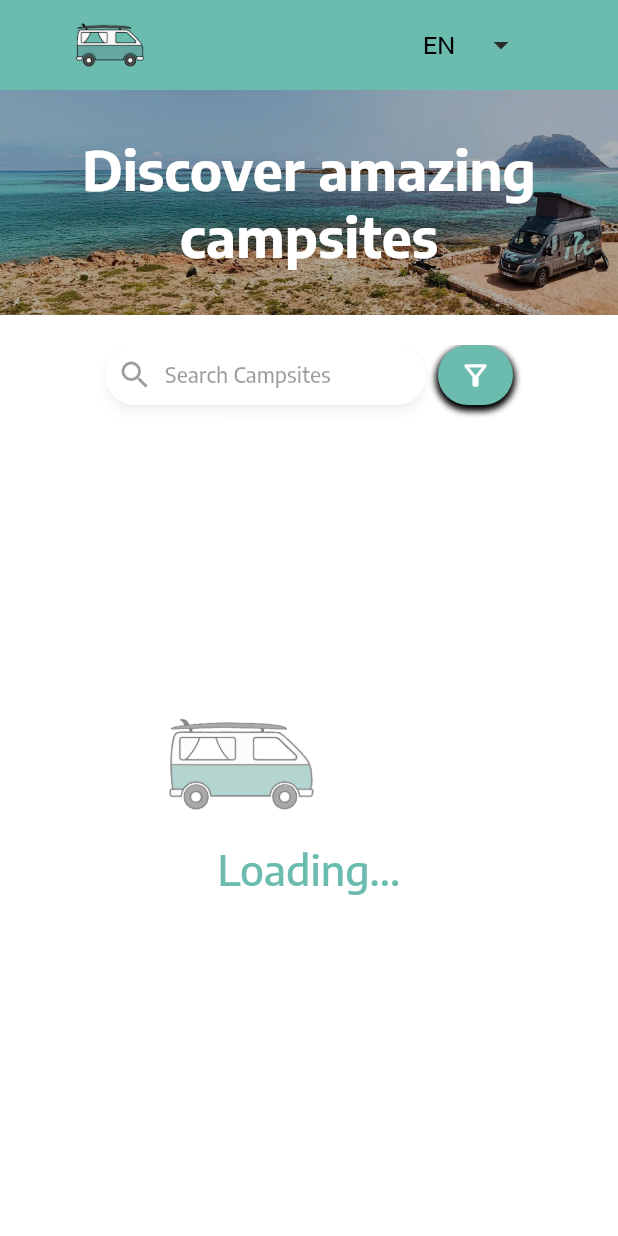
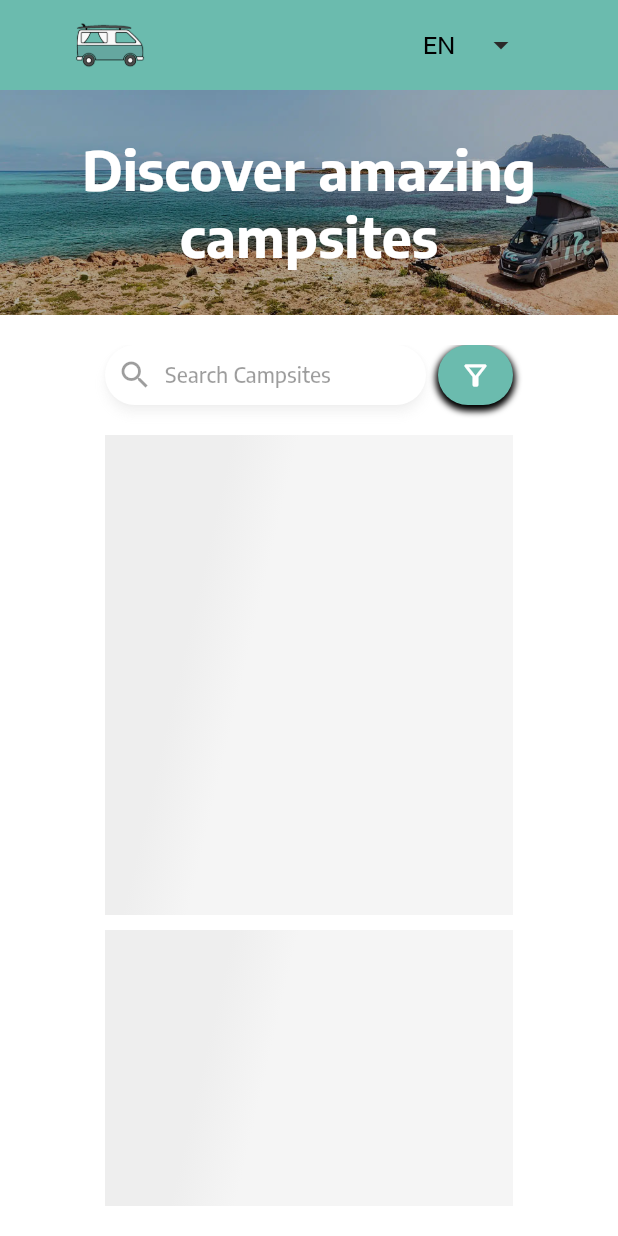
Before and after one commit to mokaily/roadsurferdemo, a Flutter app: the screen it shows after launch, after a tap on "Search Campsites", on a phone screen of 412 x 824 dp. Run offline on Flutter 3.47's test engine with Material 3 defaults, Android fonts, the phone set to English and light mode, and no system bars; our stand-ins replace dio, equatable, flutter_map, flutter_riverpod, freezed_annotation, latlong2; network calls fail.

Commit message:
enhance ui on main page

```diff
--- /dev/null
+++ b/lib/core/widgets/shimmer_loading_widget.dart
@@ -0,0 +1,53 @@
+import 'package:flutter/material.dart';
+
+class ShimmerLoading extends StatefulWidget {
+  const ShimmerLoading({
+    super.key,
+    required this.child,
+  });
+
+  final Widget child;
+
+  @override
+  State<ShimmerLoading> createState() => _ShimmerLoadingState();
+}
+
+class _ShimmerLoadingState extends State<ShimmerLoading> with SingleTickerProviderStateMixin {
+  late AnimationController _controller;
+
+  @override
+  void initState() {
+    _controller = AnimationController(
+      vsync: this,
+      duration: const Duration(seconds: 1),
+    )..repeat();
+    super.initState();
+  }
+
+  @override
+  void dispose() {
+    _controller.dispose();
+    super.dispose();
+  }
+
+  @override
+  Widget build(BuildContext context) {
+    return AnimatedBuilder(
+      animation: _controller,
+      builder: (context, child) {
+        return ShaderMask(
+          shaderCallback: (bounds) {
+            return LinearGradient(
+              colors: [Colors.grey.shade200, Colors.grey.shade200, Colors.grey.shade100],
+              stops: const [0.1, 0.3, 0.4],
+              begin: Alignment(-1.0 - 2.0 * _controller.value, -0.3),
+              end: Alignment(1.0 + 2.0 * _controller.value, 0.3),
+            ).createShader(bounds);
+          },
+          blendMode: BlendMode.srcATop,
+          child: widget.child,
+        );
+      },
+    );
+  }
+}
--- a/lib/features/campsites/domain/entities/campsite_params.dart
+++ b/lib/features/campsites/domain/entities/campsite_params.dart
@@ -3,7 +3,7 @@ import 'package:equatable/equatable.dart';
 class CampsiteParams extends Equatable {
   final String id;
   final String label;
-  String? address;
+  String address;
   final String photo;
   final double latitude;
   final double longitude;
@@ -22,7 +22,7 @@ class CampsiteParams extends Equatable {
     required this.isCampFireAllowed,
     required this.pricePerNight,
     required this.hostLanguages,
-    this.address,
+    this.address = "",
   });
 
   @override
--- a/lib/features/campsites/presentation/pages/campsites_page.dart
+++ b/lib/features/campsites/presentation/pages/campsites_page.dart
@@ -1,18 +1,19 @@
 import 'package:flutter/material.dart';
 import 'package:flutter_riverpod/flutter_riverpod.dart';
+import 'package:roadsurferdemo/core/notifiers/screen_size_notifier.dart';
+import 'package:roadsurferdemo/core/providers/screen_size_provider.dart';
+import 'package:roadsurferdemo/core/widgets/app_bar_widget.dart';
+import 'package:roadsurferdemo/core/widgets/max_width_wrapper_widget.dart';
 import 'package:roadsurferdemo/dependency_injection.dart';
+import 'package:roadsurferdemo/features/campsites/domain/entities/campsite_params.dart';
+import 'package:roadsurferdemo/features/campsites/presentation/providers/state/campsite_state.dart';
 import 'package:roadsurferdemo/features/campsites/presentation/widgets/camp_card/campsites_cards_widget.dart';
-import '../../../../core/notifiers/screen_size_notifier.dart';
-import '../../../../core/providers/screen_size_provider.dart';
-import '../../../../core/widgets/app_bar_widget.dart';
-import '../../../../core/widgets/max_width_wrapper_widget.dart';
-import '../../domain/entities/campsite_params.dart';
-import '../providers/state/campsite_state.dart';
-import '../widgets/filter_widget.dart';
-import '../widgets/header_widget.dart';
-import '../widgets/loading_widget.dart';
-import '../widgets/search_widget.dart';
-import '../widgets/subheader_widget.dart';
+import 'package:roadsurferdemo/features/campsites/presentation/widgets/filter_widget.dart';
+import 'package:roadsurferdemo/features/campsites/presentation/widgets/header_widget.dart';
+import 'package:roadsurferdemo/features/campsites/presentation/widgets/loading_widget.dart';
+import 'package:roadsurferdemo/features/campsites/presentation/widgets/no_data_widget.dart';
+import 'package:roadsurferdemo/features/campsites/presentation/widgets/search_widget.dart';
+import 'package:roadsurferdemo/features/campsites/presentation/widgets/subheader_widget.dart';
 
 class CampsitesPage extends ConsumerStatefulWidget {
   const CampsitesPage({super.key});
@@ -42,16 +43,37 @@ class _CampsitesPageState extends ConsumerState<CampsitesPage> {
     ref.watch(campsiteNotifierProvider);
 
     ref.listen(campsiteNotifierProvider.select((value) => value), ((previous, next) async {
-      if (next is LoadingState) {
+      if (next is LoadingState || next is SearchLoadingState || next is FilterLoadingState) {
         setState(() {
           isLoading = true;
+        });
+      }
+      if (next is FilterResultState) {
+        setState(() {
+          isLoading = false;
+          isNoData = next.campsites.isEmpty;
+          campsites = next.campsites;
+        });
+      }
+      if (next is SearchSuccessState) {
+        setState(() {
+          isLoading = false;
+          isNoData = next.campsites.isEmpty;
+          campsites = next.campsites;
         });
       }
       if (next is SuccessState) {
         setState(() {
           isLoading = false;
-          isNoData = next.campsites!.isEmpty;
-          campsites = next.campsites!;
+          isNoData = next.campsites.isEmpty;
+          campsites = next.campsites;
+        });
+      }
+      if (next is SuccessState) {
+        setState(() {
+          isLoading = false;
+          isNoData = next.campsites.isEmpty;
+          campsites = next.campsites;
         });
       }
     }));
@@ -70,6 +92,8 @@ class _CampsitesPageState extends ConsumerState<CampsitesPage> {
                 child: Padding(
                   padding: const EdgeInsets.symmetric(horizontal: 50, vertical: 20),
                   child: Row(
+                    mainAxisAlignment: MainAxisAlignment.start,
+                    crossAxisAlignment: CrossAxisAlignment.start,
                     children: [
                       if (sizeProvider.isDesktop) const SizedBox(width: 300, child: FiltersScreen()),
                       Expanded(
@@ -85,8 +109,8 @@ class _CampsitesPageState extends ConsumerState<CampsitesPage> {
                               delegate: _StickySearchFilterBar(),
                             ),
                             if (isLoading) const LoadingWidget(),
-                            if (isNoData && !isLoading) const LoadingWidget(),
-                            if (!isNoData && !isLoading) CampGridViewWidget(campsite: campsites),
+                            if (!isLoading && isNoData) const NoDataWidget(),
+                            if (!isLoading && !isNoData) CampGridViewWidget(campsite: campsites),
                           ],
                         ),
                       ),
--- a/lib/features/campsites/presentation/providers/state/campsite_state.dart
+++ b/lib/features/campsites/presentation/providers/state/campsite_state.dart
@@ -1,5 +1,4 @@
 import 'package:freezed_annotation/freezed_annotation.dart';
-
 import '../../../domain/entities/campsite_params.dart';
 
 part 'campsite_state.freezed.dart';
@@ -8,9 +7,23 @@ part 'campsite_state.freezed.dart';
 abstract class CampsiteState with _$CampsiteState {
   const factory CampsiteState.initial() = Initial;
 
+  const factory CampsiteState.loading() = LoadingState;
+
   const factory CampsiteState.error(String error) = ErrorState;
 
-  const factory CampsiteState.loading() = LoadingState;
+  const factory CampsiteState.success({
+    required List<CampsiteParams> campsites,
+  }) = SuccessState;
 
-  const factory CampsiteState.success({required List<CampsiteParams>? campsites}) = SuccessState;
+  const factory CampsiteState.searchLoading() = SearchLoadingState;
+
+  const factory CampsiteState.searchResult({
+    required List<CampsiteParams> campsites,
+  }) = SearchSuccessState;
+
+  const factory CampsiteState.filterLoading() = FilterLoadingState;
+
+  const factory CampsiteState.filterResult({
+    required List<CampsiteParams> campsites,
+  }) = FilterResultState;
 }
--- a/lib/features/campsites/presentation/widgets/camp_card/camp_features_widget.dart
+++ b/lib/features/campsites/presentation/widgets/camp_card/camp_features_widget.dart
@@ -1,6 +1,5 @@
 import 'package:flutter/material.dart';
 import 'package:roadsurferdemo/core/themes/themes.dart';
-
 
 class CampFeaturesWidget extends StatelessWidget {
   final String feature;
@@ -12,8 +11,7 @@ class CampFeaturesWidget extends StatelessWidget {
   Widget build(BuildContext context) {
     final theme = Themes(baseContext: context);
 
-    return Flexible(
-      child: Row(
+    return Row(
       mainAxisSize: MainAxisSize.min,
       children: [
         Image.asset(
@@ -24,7 +22,6 @@ class CampFeaturesWidget extends StatelessWidget {
         const SizedBox(width: 5),
         Text(feature)
       ],
-      ),
     );
   }
 }
--- a/lib/features/campsites/presentation/widgets/camp_card/campsites_cards_widget.dart
+++ b/lib/features/campsites/presentation/widgets/camp_card/campsites_cards_widget.dart
@@ -13,7 +13,7 @@ class CampGridViewWidget extends ConsumerWidget {
       padding: const EdgeInsets.all(20),
       sliver: SliverGrid(
         gridDelegate: const SliverGridDelegateWithMaxCrossAxisExtent(
-          maxCrossAxisExtent: 500,
+          maxCrossAxisExtent: 350,
           mainAxisExtent: 320,
           crossAxisSpacing: 10,
           mainAxisSpacing: 10,
--- a/lib/features/campsites/presentation/widgets/loading_widget.dart
+++ b/lib/features/campsites/presentation/widgets/loading_widget.dart
@@ -1,72 +1,34 @@
 import 'package:flutter/material.dart';
+import 'package:flutter_riverpod/flutter_riverpod.dart';
+import 'package:roadsurferdemo/core/widgets/shimmer_loading_widget.dart';
 
-class LoadingWidget extends StatefulWidget {
+class LoadingWidget extends ConsumerWidget {
   const LoadingWidget({super.key});
 
   @override
-  State<LoadingWidget> createState() => _LoadingWidgetState();
-}
-
-class _LoadingWidgetState extends State<LoadingWidget> with SingleTickerProviderStateMixin {
-  late AnimationController _controller;
-  late Animation<double> _positionAnimation;
-  late Animation<double> _opacityAnimation;
-
-  @override
-  void initState() {
-    super.initState();
-
-    _controller = AnimationController(
-      vsync: this,
-      duration: const Duration(seconds: 2),
-    )..addStatusListener((status) {
-        if (status == AnimationStatus.completed) {
-          _controller.reset();
-          _controller.forward();
-        }
-      });
-
-    _positionAnimation = Tween<double>(begin: -150, end: 150).animate(CurvedAnimation(
-      parent: _controller,
-      curve: Curves.linear,
-    ));
-
-    _opacityAnimation = Tween<double>(begin: 1.0, end: 0.0).animate(CurvedAnimation(
-      parent: _controller,
-      curve: Curves.easeOut,
-    ));
-
-    _controller.forward();
-  }
-
-  @override
-  void dispose() {
-    _controller.dispose();
-    super.dispose();
-  }
-
-  @override
-  Widget build(BuildContext context) {
-    return SliverFillRemaining(
-        child: Center(
-            child: Column(
-              mainAxisAlignment: MainAxisAlignment.center,
-      children: [
-        AnimatedBuilder(
-            animation: _controller,
-            builder: (context, child) {
-              return Opacity(
-                opacity: _opacityAnimation.value,
-                child: Transform.translate(
-                  offset: Offset(_positionAnimation.value, 0),
-                  child: Image.asset('assets/icon.png', width: 100),
-                ),
-              );
-            }),
-        const SizedBox(height: 20),
-        Text("Loading...",
-            style: Theme.of(context).textTheme.headlineMedium),
-      ],
-    )));
+  Widget build(BuildContext context, WidgetRef ref) {
+    return SliverPadding(
+      padding: const EdgeInsets.all(20),
+      sliver: SliverGrid(
+        gridDelegate: const SliverGridDelegateWithMaxCrossAxisExtent(
+          maxCrossAxisExtent: 350,
+          mainAxisExtent: 320,
+          crossAxisSpacing: 10,
+          mainAxisSpacing: 10,
+        ),
+        delegate: SliverChildBuilderDelegate(
+          (context, index) {
+            return const ShimmerLoading(
+                child: SizedBox(
+                    height: double.infinity,
+                    width: double.infinity,
+                    child: DecoratedBox(
+                      decoration: BoxDecoration(color: Colors.grey),
+                    )));
+          },
+          childCount: 15,
+        ),
+      ),
+    );
   }
 }
--- /dev/null
+++ b/lib/features/campsites/presentation/widgets/no_data_widget.dart
@@ -0,0 +1,34 @@
+import 'package:flutter/material.dart';
+import 'package:flutter_riverpod/flutter_riverpod.dart';
+import 'package:roadsurferdemo/core/notifiers/screen_size_notifier.dart';
+
+import '../../../../core/providers/screen_size_provider.dart';
+import '../../../../core/themes/themes.dart';
+
+class NoDataWidget extends ConsumerWidget {
+  const NoDataWidget({super.key});
+
+  @override
+  Widget build(BuildContext context, WidgetRef ref) {
+    final theme = Themes(baseContext: context);
+    ScreenSizeNotifier sizeProvider = ref.watch(screenSizeProvider);
+
+    return SliverFillRemaining(
+      child: Center(
+          child: Column(
+        crossAxisAlignment: CrossAxisAlignment.center,
+        mainAxisAlignment: MainAxisAlignment.center,
+        children: [
+          Image.asset("assets/nodata-logo.png", height: 120),
+          SizedBox(height: 10),
+          Text(
+            "Ooops, looks like we don't have any campsites available.",
+            textAlign: TextAlign.center,
+            style: TextStyle(
+                fontSize: sizeProvider.isDesktop ? 25 : 15, fontWeight: FontWeight.w400, color: Colors.black),
+          ),
+        ],
+      )),
+    );
+  }
+}
--- a/lib/features/campsites/presentation/widgets/search_widget.dart
+++ b/lib/features/campsites/presentation/widgets/search_widget.dart
@@ -29,8 +29,7 @@ class SearchWidget extends ConsumerWidget {
             hintText: "Search Campsites",
             leading: const Icon(Icons.search),
             onChanged: (value) {
-              print("Search value: $value");
-              // ref.read(campsiteNotifierProvider.notifier).searchCampsites(value);
+              ref.read(campsiteNotifierProvider.notifier).searchCampsites(value);
             },
           )),
           if (!sizeProvider.isDesktop) ...[
```
Also changed, not shown: lib/features/campsites/domain/entities/filter_params.dart (+18 -0 lines), lib/features/campsites/presentation/providers/state/campsite_notifier.dart (+23 -8 lines), lib/features/campsites/presentation/widgets/camp_card/camp_card_widget.dart (+22 -30 lines), lib/features/campsites/presentation/widgets/filter_widget.dart (+60 -3 lines), assets/nodata-logo.png (added), lib/features/campsites/presentation/providers/state/campsite_state.freezed.dart, pubspec.lock. Lines whose indentation alone changed are shown as unchanged.
